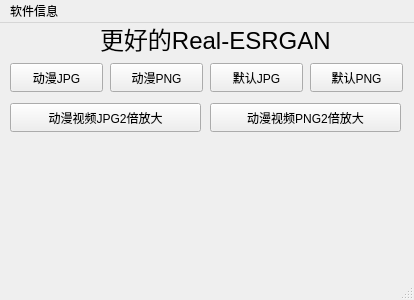
This is Better_Real-ESRGAN/better_real_esrgan.ui in Grey-Wind/Better-Real-ESRGAN as Qt 5 draws it before an edit. The edited form follows.
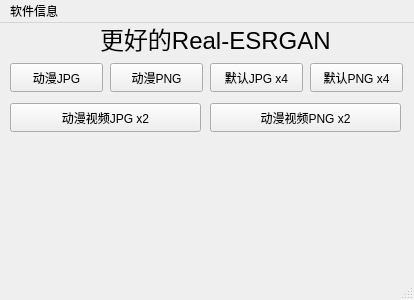
This is the edited form.

Commit message: 修正文本

```diff
--- a/Better_Real-ESRGAN/better_real_esrgan.ui
+++ b/Better_Real-ESRGAN/better_real_esrgan.ui
@@ -71,7 +71,7 @@
      </rect>
     </property>
     <property name="text">
-     <string>默认JPG</string>
+     <string>默认JPG x4</string>
     </property>
    </widget>
    <widget class="QPushButton" name="DefaultPNG">
@@ -84,7 +84,7 @@
      </rect>
     </property>
     <property name="text">
-     <string>默认PNG</string>
+     <string>默认PNG x4</string>
     </property>
    </widget>
    <widget class="QPushButton" name="AnimeVideoJPG2">
@@ -97,7 +97,7 @@
      </rect>
     </property>
     <property name="text">
-     <string>动漫视频JPG2倍放大</string>
+     <string>动漫视频JPG x2</string>
     </property>
    </widget>
    <widget class="QPushButton" name="AnimeVideoPNG2">
@@ -110,7 +110,7 @@
      </rect>
     </property>
     <property name="text">
-     <string>动漫视频PNG2倍放大</string>
+     <string>动漫视频PNG x2</string>
     </property>
    </widget>
   </widget>
```
Left out of the diff: 2 changed lines with no effect on the pictures. The commit also changes 1 other file.
